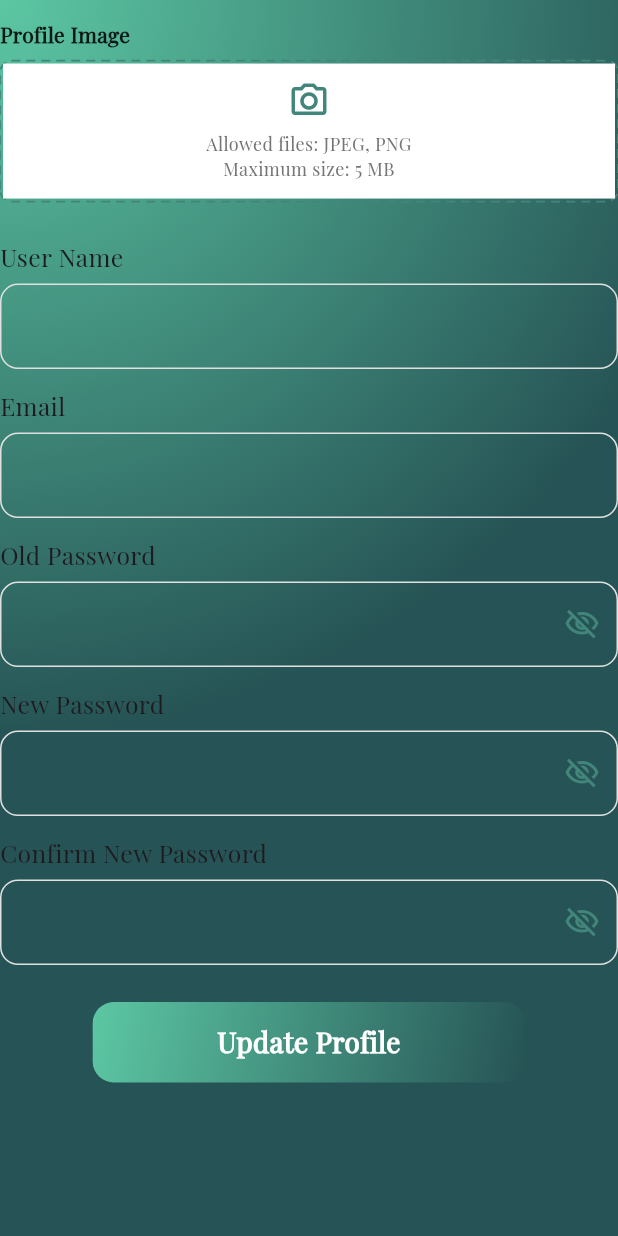
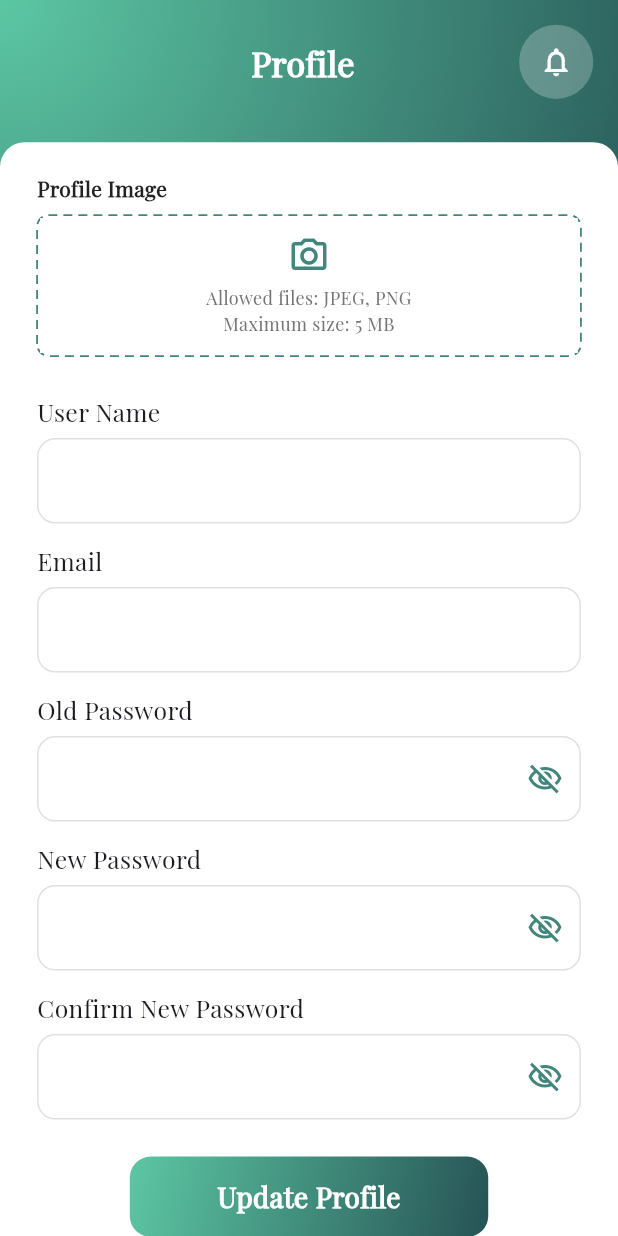
Before and after one commit to mohamedabdelaziz55/task_tharaed-tech, a Flutter app: the ProfileScreen screen opened directly, on a phone screen of 412 x 824 dp. Run offline on Flutter 3.47's test engine with Material 3 defaults, Android fonts, the light colour scheme and no system bars; drawn by our look-alikes of dotted_border; our stand-ins replace dio, equatable, image_picker, lucide_icons, shared_preferences; accounts and stored records are empty; network calls fail.

Commit message:
edit profile

```diff
--- a/lib/features/profile/presentation/screens/profile_screen.dart
+++ b/lib/features/profile/presentation/screens/profile_screen.dart
@@ -1,5 +1,4 @@
 import 'dart:io';
-
 import 'package:flutter/material.dart';
 import 'package:task_tharad_tech/core/utils/app_colors.dart';
 import 'package:task_tharad_tech/features/Auth/presentation/widgets/register_widgets/custom_text_field.dart';
@@ -40,8 +39,40 @@ class ProfileBody extends StatefulWidget {
   State<ProfileBody> createState() => _ProfileBodyState();
 }
 
-class _ProfileBodyState extends State<ProfileBody> {
+class _ProfileBodyState extends State<ProfileBody> with TickerProviderStateMixin {
   File? profileImage;
+  late AnimationController _controller;
+  late Animation<double> _fadeAnimation;
+  late Animation<Offset> _slideAnimation;
+
+  @override
+  void initState() {
+    super.initState();
+
+    _controller = AnimationController(
+      vsync: this,
+      duration: const Duration(milliseconds: 600),
+    );
+
+    _fadeAnimation = Tween<double>(begin: 0, end: 1).animate(
+      CurvedAnimation(parent: _controller, curve: Curves.easeIn),
+    );
+
+    _slideAnimation = Tween<Offset>(begin: const Offset(0, 0.2), end: Offset.zero).animate(
+      CurvedAnimation(parent: _controller, curve: Curves.easeOut),
+    );
+
+    // بدء الأنيميشن بعد تحميل الصفحة
+    Future.delayed(const Duration(milliseconds: 200), () {
+      _controller.forward();
+    });
+  }
+
+  @override
+  void dispose() {
+    _controller.dispose();
+    super.dispose();
+  }
 
   @override
   Widget build(BuildContext context) {
@@ -50,21 +81,51 @@ class _ProfileBodyState extends State<ProfileBody> {
     final w = size.width;
 
     return Column(
+      crossAxisAlignment: CrossAxisAlignment.start,
+      children: [
+        Padding(
+          padding: EdgeInsets.all(w * 0.04),
+          child: const CustomAppBar(),
+        ),
+        SizedBox(height: h * 0.015),
+
+        Expanded(
+          child: Container(
+            width: double.infinity,
+            decoration: BoxDecoration(
+              color: Colors.white,
+              borderRadius: BorderRadius.only(
+                topLeft: Radius.circular(w * 0.04),
+                topRight: Radius.circular(w * 0.04),
+              ),
+            ),
+            child: SingleChildScrollView(
+              padding: EdgeInsets.symmetric(
+                horizontal: w * 0.06,
+                vertical: h * 0.025,
+              ),
+              child: FadeTransition(
+                opacity: _fadeAnimation,
+                child: SlideTransition(
+                  position: _slideAnimation,
+                  child: Column(
                     crossAxisAlignment: CrossAxisAlignment.center,
                     children: [
-        SizedBox(height: h * 0.015),
-
-        ProfileImageUploader(
+                      GestureDetector(
+                        onTap: () {},
+                        child: ProfileImageUploader(
                           onImagePicked: (file) {
                             setState(() {
                               profileImage = file;
                             });
-            // تقدر هنا تستخدم AuthRepo لرفع الصورة للباك
+                            print("Image selected: ${file.path}");
                           },
+                        ),
                       ),
 
                       SizedBox(height: h * 0.03),
 
+                      /// الحقول
                       const CustomTextField(title: "User Name"),
                       SizedBox(height: h * 0.015),
                       const CustomTextField(title: "Email"),
@@ -79,19 +140,48 @@ class _ProfileBodyState extends State<ProfileBody> {
 
                       Padding(
                         padding: EdgeInsets.symmetric(horizontal: w * 0.15),
-          child: GradientButton(
-            title: 'Update Profile',
-            onPressed: () {
+                        child: InkWell(
+                          onTap: () {
                             if (profileImage != null) {
-                print("Image ready to upload: ${profileImage!.path}");
+                              print("Ready to upload: ${profileImage!.path}");
+                            } else {
+                              print("No image selected");
                             }
                           },
+                          borderRadius: BorderRadius.circular(30),
+                          child: GradientButton(title: 'Update Profile', onPressed: () {}),
+                        ),
+                      ),
+
+                      SizedBox(height: h * 0.015),
+
+                      TextButton(
+                        onPressed: () {
+                          print("Logout pressed");
+                        },
+                        child: Text(
+                          "Logout",
+                          style: TextStyle(
+                            color: Colors.red,
+                            fontSize: w * 0.04,
+                            fontWeight: FontWeight.w600,
+                          ),
+                        ),
+                      ),
+
+                      SizedBox(height: h * 0.05),
+                    ],
+                  ),
+                ),
+              ),
+            ),
           ),
         ),
       ],
     );
   }
 }
+
 class CustomAppBar extends StatelessWidget {
   const CustomAppBar({super.key});
 
```
Lines whose indentation alone changed are shown as unchanged.
